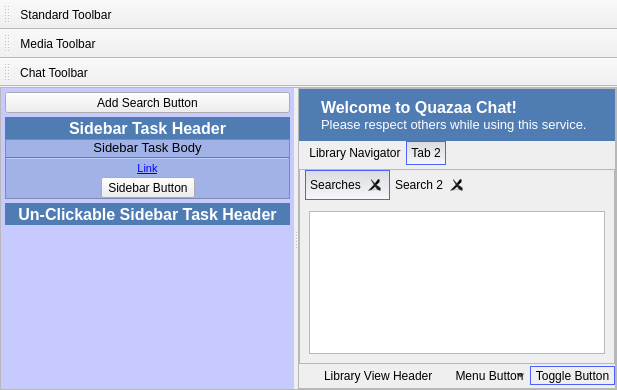
Before: the Qt Designer form trunk/QuazaaSkinTool/widgetextendeditems.ui in c3c/quazaa, drawn with Qt 5.
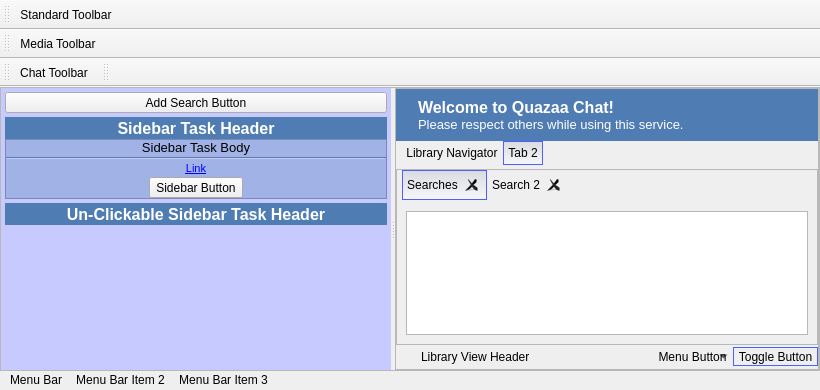
After: the same form once the commit is applied. Icons and pictures are not drawn.

Commit message: Yay for the magical floatable toolbar menu.

What changed in the file:
```diff
--- a/trunk/QuazaaSkinTool/widgetextendeditems.ui
+++ b/trunk/QuazaaSkinTool/widgetextendeditems.ui
@@ -6,7 +6,7 @@
    <rect>
     <x>0</x>
     <y>0</y>
-    <width>617</width>
+    <width>820</width>
     <height>390</height>
    </rect>
   </property>
@@ -14,14 +14,14 @@
    <string>MainWindow</string>
   </property>
   <widget class="QWidget" name="centralwidget">
-   <layout class="QGridLayout" name="gridLayout_3">
-    <property name="margin">
-     <number>0</number>
-    </property>
+   <layout class="QVBoxLayout" name="verticalLayout">
     <property name="spacing">
      <number>0</number>
     </property>
-    <item row="0" column="0">
+    <property name="margin">
+     <number>0</number>
+    </property>
+    <item>
      <widget class="QScrollArea" name="scrollArea_5">
       <property name="widgetResizable">
        <bool>true</bool>
@@ -31,8 +31,8 @@
         <rect>
          <x>0</x>
          <y>0</y>
-         <width>613</width>
-         <height>290</height>
+         <width>818</width>
+         <height>280</height>
         </rect>
        </property>
        <layout class="QGridLayout" name="gridLayout_2">
@@ -82,8 +82,8 @@
              <rect>
               <x>0</x>
               <y>0</y>
-              <width>354</width>
-              <height>272</height>
+              <width>393</width>
+              <height>280</height>
              </rect>
             </property>
             <layout class="QGridLayout" name="gridLayoutScrollAreaHomeSidebar">
@@ -705,6 +705,40 @@
       </widget>
      </widget>
     </item>
+    <item>
+     <widget class="QMenuBar" name="menuBarPreview">
+      <property name="styleSheet">
+       <string notr="true">QMenuBar { 
+	background-color: transparent;
+}</string>
+      </property>
+      <widget class="QMenu" name="menuMenu_Item">
+       <property name="title">
+        <string>Menu Bar</string>
+       </property>
+       <widget class="QMenu" name="menuMenu_Item_2">
+        <property name="title">
+         <string>Menu Item 2</string>
+        </property>
+       </widget>
+       <addaction name="separator"/>
+       <addaction name="menuMenu_Item_2"/>
+      </widget>
+      <widget class="QMenu" name="menuMenu_Bar_Item_2">
+       <property name="title">
+        <string>Menu Bar Item 2</string>
+       </property>
+      </widget>
+      <widget class="QMenu" name="menuMenu_Bar_Item_3">
+       <property name="title">
+        <string>Menu Bar Item 3</string>
+       </property>
+      </widget>
+      <addaction name="menuMenu_Item"/>
+      <addaction name="menuMenu_Bar_Item_2"/>
+      <addaction name="menuMenu_Bar_Item_3"/>
+     </widget>
+    </item>
    </layout>
   </widget>
   <widget class="QToolBar" name="toolBarStandard">
@@ -724,7 +758,7 @@
     <enum>TopToolBarArea</enum>
    </attribute>
    <attribute name="toolBarBreak">
-    <bool>false</bool>
+    <bool>true</bool>
    </attribute>
    <addaction name="actionStandardToolbar"/>
   </widget>
@@ -770,6 +804,17 @@
    </attribute>
    <addaction name="actionChatToolbar"/>
   </widget>
+  <widget class="QToolBar" name="toolBarMainMenu">
+   <property name="windowTitle">
+    <string>toolBar</string>
+   </property>
+   <attribute name="toolBarArea">
+    <enum>TopToolBarArea</enum>
+   </attribute>
+   <attribute name="toolBarBreak">
+    <bool>false</bool>
+   </attribute>
+  </widget>
   <action name="actionStandardToolbar">
    <property name="icon">
     <iconset>
```
The commit also changes 9 other files.
